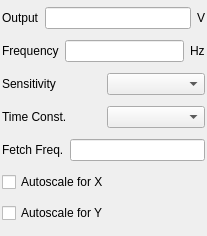
This is modules/lia/core/lockinampform.ui in northriv/KAME as Qt 5 draws it before an edit. The edited form follows.
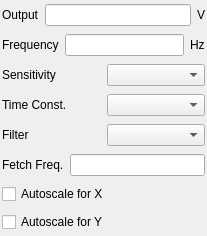
This is the edited form.

Commit message: lia: expose the output filter roll-off, and let 7265 drive it

```diff
--- a/modules/lia/core/lockinampform.ui
+++ b/modules/lia/core/lockinampform.ui
@@ -27,7 +27,7 @@
     <property name="bottomMargin">
      <number>2</number>
     </property>
-    <item row="6" column="0">
+    <item row="7" column="0">
      <widget class="QCheckBox" name="m_ckbAutoScaleY">
       <property name="sizePolicy">
        <sizepolicy hsizetype="Fixed" vsizetype="Fixed">
@@ -43,6 +43,32 @@
     <item row="4" column="0">
      <layout class="QHBoxLayout">
       <item>
+       <widget class="QLabel" name="textLabelFilterSlope">
+        <property name="sizePolicy">
+         <sizepolicy hsizetype="Preferred" vsizetype="Fixed">
+          <horstretch>0</horstretch>
+          <verstretch>0</verstretch>
+         </sizepolicy>
+        </property>
+        <property name="toolTip">
+         <string>Output low-pass filter roll-off in dB/octave. Empty if the instrument has no such control.</string>
+        </property>
+        <property name="text">
+         <string>Filter</string>
+        </property>
+        <property name="wordWrap">
+         <bool>false</bool>
+        </property>
+       </widget>
+      </item>
+      <item>
+       <widget class="QComboBox" name="m_cmbFilterSlope"/>
+      </item>
+     </layout>
+    </item>
+    <item row="5" column="0">
+     <layout class="QHBoxLayout">
+      <item>
        <widget class="QLabel" name="textLabel2_2">
         <property name="sizePolicy">
          <sizepolicy hsizetype="Preferred" vsizetype="Fixed">
@@ -63,7 +89,7 @@
       </item>
      </layout>
     </item>
-    <item row="5" column="0">
+    <item row="6" column="0">
      <widget class="QCheckBox" name="m_ckbAutoScaleX">
       <property name="sizePolicy">
        <sizepolicy hsizetype="Fixed" vsizetype="Fixed">
```
The commit also changes 4 other files.
